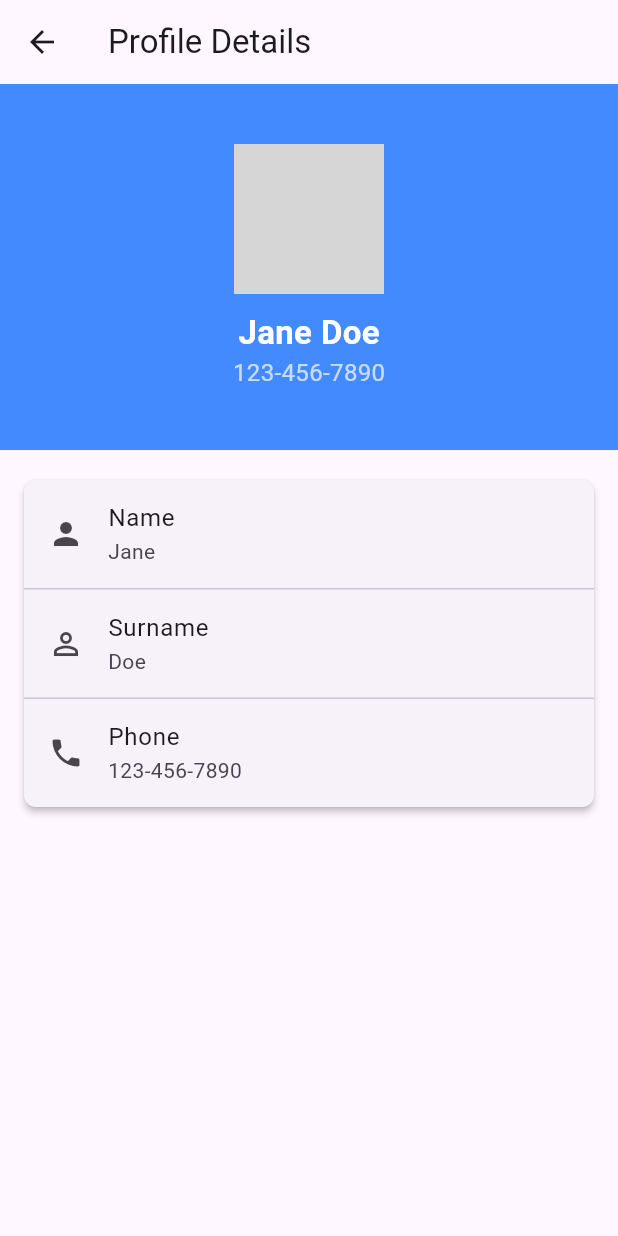
After one commit to rahus12/BioAppDR, a Flutter app: the ProfilePage screen opened directly, on a phone screen of 412 x 824 dp. The commit adds this screen. Run offline on Flutter 3.47's test engine with Material 3 defaults, Android fonts, the light colour scheme and no system bars; grey boxes are pictures that could not be loaded.

Commit message:
Profile Page

```diff
--- a/lib/main.dart
+++ b/lib/main.dart
@@ -6,8 +6,8 @@ void main() {
   runApp(MaterialApp(
     initialRoute: '/',
     routes: {
-      '/': (context) => Home(),
-      '/question': (context) => Mcq()
+      '/': (context) => const Home(),
+      '/question': (context) => const Mcq()
     },
   ));
 }
--- a/lib/pages/mcq.dart
+++ b/lib/pages/mcq.dart
@@ -19,9 +19,9 @@ class _McqState extends State<Mcq> {
   Widget build(BuildContext context) {
     return Scaffold(
       appBar: AppBar(
-        title: Text("BioApp", style: TextStyle(fontWeight: FontWeight.w500)),
+        title: const Text("BioApp", style: TextStyle(fontWeight: FontWeight.w500)),
       ),
-      body: Text("MCQ Page", style: TextStyle(fontSize: 30) ),
+      body: const Text("MCQ Page", style: TextStyle(fontSize: 30) ),
     );
   }
 }
--- /dev/null
+++ b/lib/pages/profile_page.dart
@@ -0,0 +1,100 @@
+// lib/pages/profile_page.dart
+import 'package:flutter/material.dart';
+
+class ProfilePage extends StatelessWidget {
+  final String name;
+  final String surname;
+  final String phoneNumber;
+
+  const ProfilePage({
+    super.key,
+    required this.name,
+    required this.surname,
+    required this.phoneNumber,
+  });
+
+  @override
+  Widget build(BuildContext context) {
+    return Scaffold(
+      appBar: AppBar(
+        title: const Text("Profile Details"),
+      ),
+      body: SingleChildScrollView(
+        child: Column(
+          children: [
+            // Header with background color & avatar
+            Container(
+              width: double.infinity,
+              color: Colors.blueAccent, // pick any color you like
+              padding: const EdgeInsets.symmetric(vertical: 40),
+              child: Column(
+                mainAxisAlignment: MainAxisAlignment.center,
+                children: [
+                  // Profile picture
+                  const CircleAvatar(
+                    radius: 50,
+                    backgroundImage: AssetImage('assets/chunli.jpg'),
+                    // or NetworkImage("https://example.com/jane.jpg")
+                  ),
+                  const SizedBox(height: 10),
+                  // Name
+                  Text(
+                    "$name $surname",
+                    style: const TextStyle(
+                      fontSize: 22,
+                      color: Colors.white,
+                      fontWeight: FontWeight.bold,
+                    ),
+                  ),
+                  // Phone (small text under name)
+                  Text(
+                    phoneNumber,
+                    style: const TextStyle(
+                      fontSize: 16,
+                      color: Colors.white70,
+                    ),
+                  ),
+                ],
+              ),
+            ),
+
+            const SizedBox(height: 20),
+
+            // Card with extra details
+            Card(
+              margin: const EdgeInsets.symmetric(horizontal: 16),
+              elevation: 2,
+              shape: RoundedRectangleBorder(
+                borderRadius: BorderRadius.circular(8),
+              ),
+              child: Column(
+                children: [
+                  ListTile(
+                    leading: const Icon(Icons.person),
+                    title: const Text("Name"),
+                    subtitle: Text(name),
+                  ),
+                  const Divider(height: 1),
+                  ListTile(
+                    leading: const Icon(Icons.person_outline),
+                    title: const Text("Surname"),
+                    subtitle: Text(surname),
+                  ),
+                  const Divider(height: 1),
+                  ListTile(
+                    leading: const Icon(Icons.phone),
+                    title: const Text("Phone"),
+                    subtitle: Text(phoneNumber),
+                  ),
+                ],
+              ),
+            ),
+
+            // Add more sections or widgets here if needed
+            const SizedBox(height: 20),
+          ],
+        ),
+      ),
+    );
+  }
+}
```
Also changed, not shown: lib/components/indexcard.dart (+11 -11 lines), lib/pages/Home.dart (+58 -36 lines), pubspec.lock, 1 other file.
